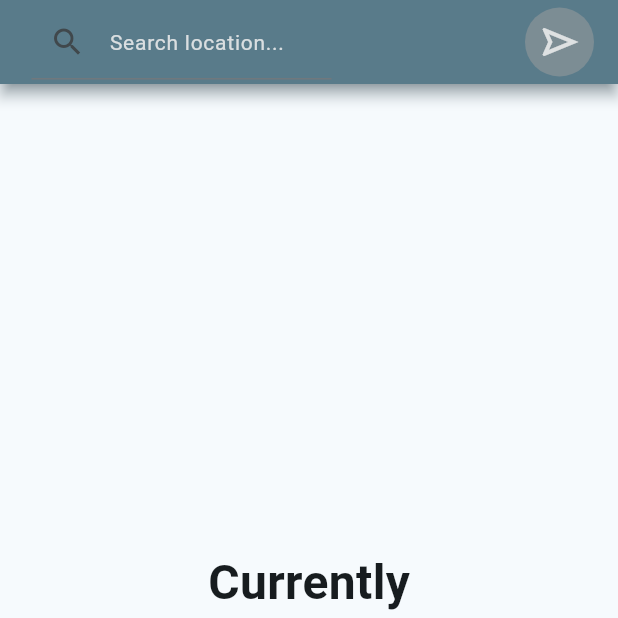
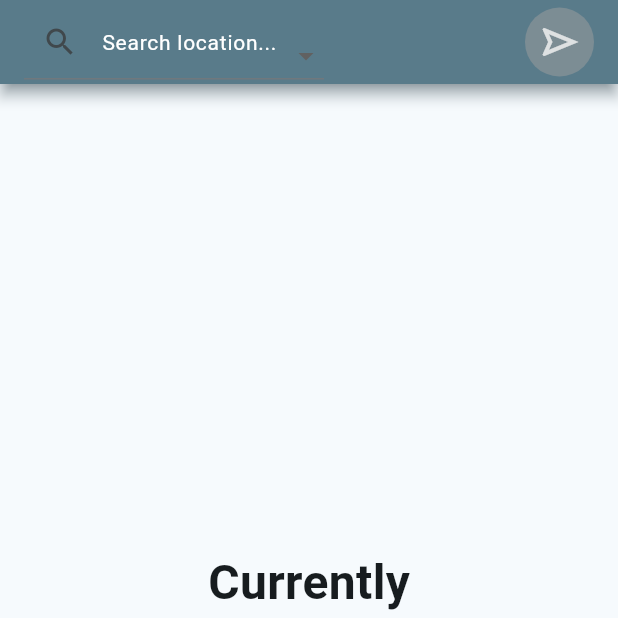
Before and after one commit to ryu-75/Piscine-mobile, a Flutter app: the screen it shows after launch, after a tap on the "navigation" icon, on a phone screen of 412 x 824 dp, the top half of it. Run offline on Flutter 3.47's test engine with Material 3 defaults, Android fonts, the light colour scheme and no system bars; our stand-ins replace logger.

Commit message:
[UPDATE] - mobileWeatherApp is finished

```diff
--- a/mobileWeatherApp/weatherApp_proj/lib/main.dart
+++ b/mobileWeatherApp/weatherApp_proj/lib/main.dart
@@ -46,7 +46,8 @@ class _MyHomePageState extends State<MyHomePage> {
   final myController = TextEditingController();
 
   int selectedIndex = 0;
-  String cityName = "";
+  String? selectedCity;
+  List<String> cityName = [];
 
   @override
   void  dispose() {
@@ -72,12 +73,12 @@ class _MyHomePageState extends State<MyHomePage> {
                     fontWeight: FontWeight.bold,
                   ),
                 ),
-                CityWidget(city: cityName),
+                CityWidget(city: selectedCity),
               ],
             ),
           ),
-          TodayWeatherScreenView(cityName: cityName),
-          WeeklyWeatherScreenView(cityName: cityName),
+          TodayWeatherScreenView(cityName: selectedCity),
+          WeeklyWeatherScreenView(cityName: selectedCity),
         ],
       ),
       bottomNavigationBar: bottomNavigation(),
@@ -124,17 +125,16 @@ class _MyHomePageState extends State<MyHomePage> {
           Row(
             mainAxisAlignment: MainAxisAlignment.spaceBetween,
             children: <Widget>[
-              SizedBox(
-                child: Padding(
-                  padding: const EdgeInsets.all(5),
-                  child: TextField(
+              Stack(
+                children: [
+                  TextField(
                     controller: myController,
-                    showCursor: false,
                     decoration: const InputDecoration(
-                      prefixIcon: Icon(Icons.search),
-                      labelText: 'Search location...',
-                      labelStyle: TextStyle(
-                        color: mainColor,
+                    hintText: 'Select a city',
+                    prefixIcon: Icon(Icons.search),
+                    labelText: 'Search location...',
+                    labelStyle: TextStyle(
+                    color: Colors.white,
                         fontSize: 14,
                       ),
                       constraints: BoxConstraints(
@@ -143,14 +143,51 @@ class _MyHomePageState extends State<MyHomePage> {
                       ),
                     ),
                   ),
-                ),
+                  Positioned(
+                    right: 0,
+                    top: 10,
+                    child: DropdownButton<String>(
+                      alignment: Alignment.center,
+                      icon: const Icon(Icons.arrow_drop_down),
+                      iconSize: 24,
+                      autofocus: false,
+                      focusColor: Colors.transparent,
+                      elevation: 12,
+                      underline: Container(
+                        height: 0,
+                        color: Colors.transparent,
+                      ),
+                      onChanged: (String? newValue) {
+                        if (newValue != null) {
+                          setState(() {
+                            selectedCity = newValue;
+                            myController.text = newValue;
+                          });
+                        }
+                      },
+                      items: cityName.map<DropdownMenuItem<String>>((String value) {
+                        return DropdownMenuItem<String>(
+                          enabled: false,
+                          child: Text(value),
+                        );
+                      }).toList(),
+                    ),
+                  ),
+                ],
               ),
               RotatedBox(
                 quarterTurns: 1,
                 child: GestureDetector(
                   onTap: () {
                     setState(() {
-                      cityName = myController.text;
+                      selectedCity = myController.text;
+                      if (!cityName.contains(selectedCity)) {
+                        if (selectedCity != null) {
+                          if (cityName.isNotEmpty) cityName.clear();
+                          cityName.add(selectedCity!);
+                          myController.text = '';
+                        }
+                      }
                     });
                   },
                   child: Container(
```
Also changed, not shown: mobileWeatherApp/weatherApp_proj/pubspec.lock.
